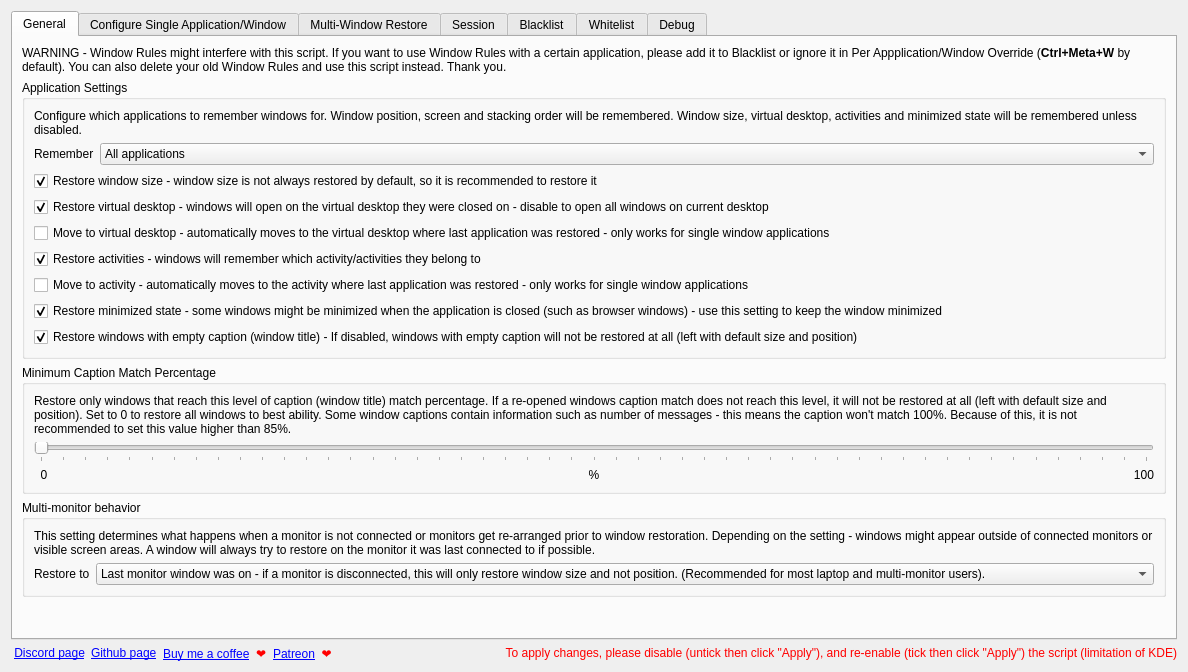
The window that src/contents/ui/config.ui (rxappdev/RememberWindowPositions) describes before a commit, drawn with Qt 5.
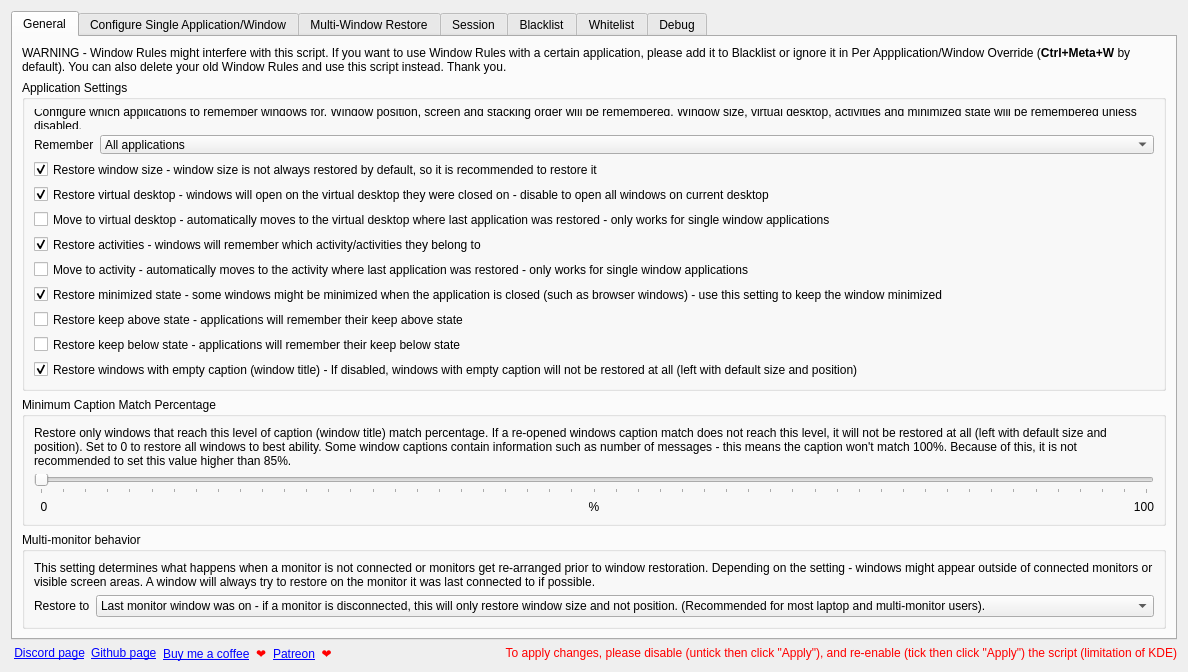
The same window after the commit. Icons and pictures are not drawn.

Commit message: It is now possible to remember keep above and keep below (for all apps, session restore, per app and per window).

Patch:
```diff
--- a/src/contents/ui/config.ui
+++ b/src/contents/ui/config.ui
@@ -164,6 +164,20 @@
             </property>
            </widget>
           </item>
+          <item>
+           <widget class="QCheckBox" name="kcfg_restoreKeepAbove">
+            <property name="text">
+             <string>Restore keep above state - applications will remember their keep above state</string>
+            </property>
+           </widget>
+          </item>
+          <item>
+           <widget class="QCheckBox" name="kcfg_restoreKeepBelow">
+            <property name="text">
+             <string>Restore keep below state - applications will remember their keep below state</string>
+            </property>
+           </widget>
+          </item>
           <item>
            <widget class="QCheckBox" name="kcfg_restoreWindowsWithoutCaption">
             <property name="text">
```
Left out of the diff: 14 changed lines with no effect on the pictures. The commit also changes 4 other files.
